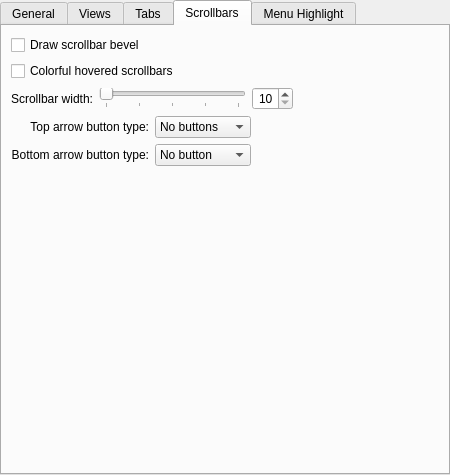
This is style/config/ui/oxygenstyleconfig.ui in KDE/oxygen-transparent as Qt 5 draws it before an edit. The edited form follows.
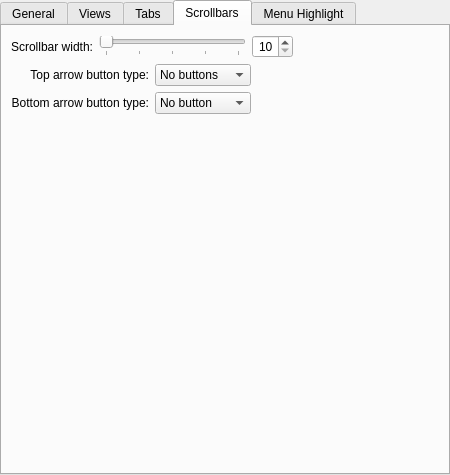
This is the edited form. The open tabs and pages were chosen to show the change. Custom widgets are drawn as their Qt base class.

```diff
--- a/style/config/ui/oxygenstyleconfig.ui
+++ b/style/config/ui/oxygenstyleconfig.ui
@@ -405,20 +405,6 @@
        <string>Scrollbars</string>
       </attribute>
       <layout class="QVBoxLayout" name="verticalLayout_2">
-       <item>
-        <widget class="QCheckBox" name="_scrollBarBevel">
-         <property name="text">
-          <string>Draw scrollbar bevel</string>
-         </property>
-        </widget>
-       </item>
-       <item>
-        <widget class="QCheckBox" name="_scrollBarColored">
-         <property name="text">
-          <string>Colorful hovered scrollbars</string>
-         </property>
-        </widget>
-       </item>
        <item>
         <layout class="QHBoxLayout" name="horizontalLayout_3">
          <item>
```
